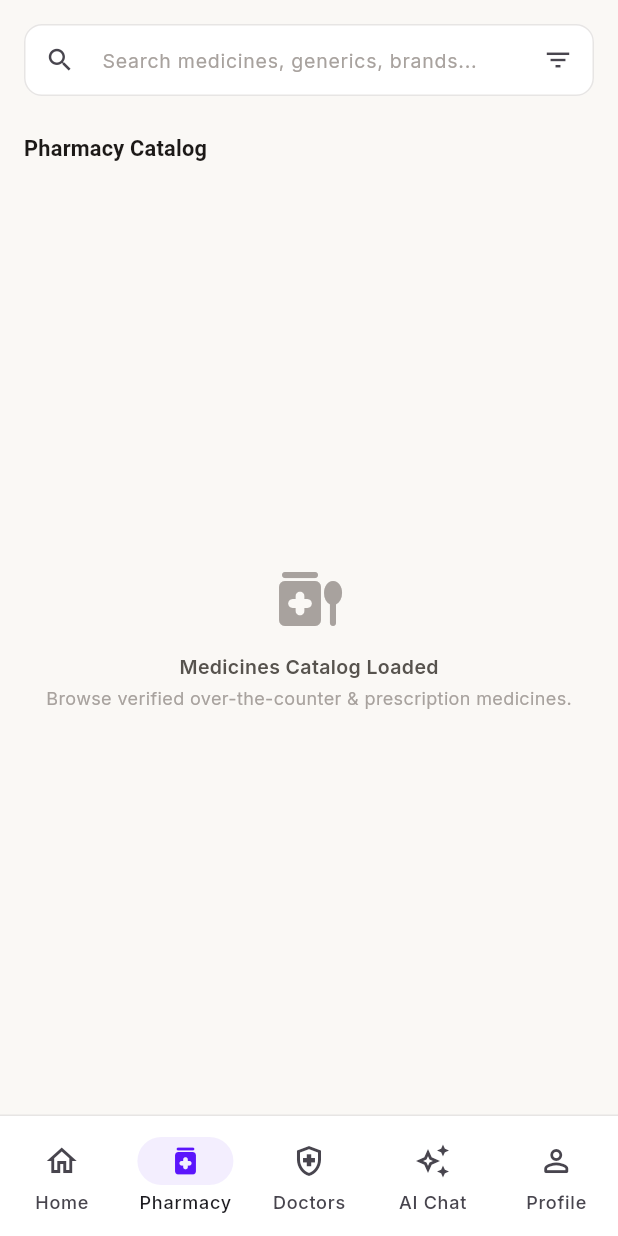
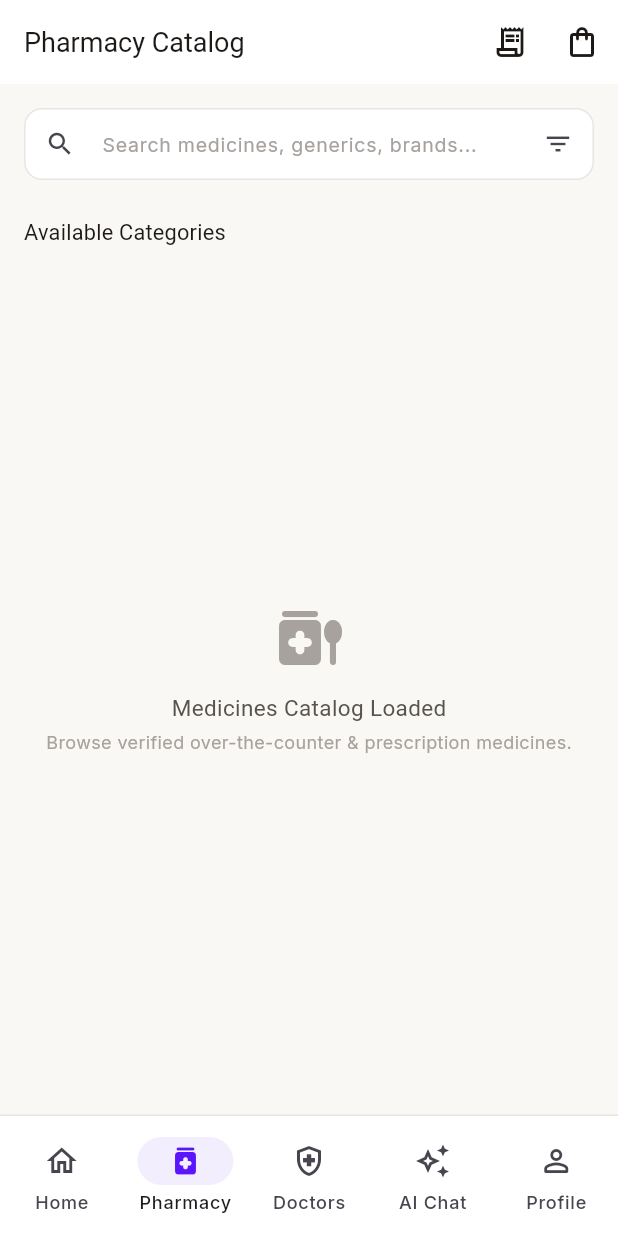
Before and after one commit to kaiumallimon/meditouch-reform, a Flutter app: the MedicinesScreen screen opened by its route, on a phone screen of 412 x 824 dp. Run offline on Flutter 3.47's test engine with Material 3 defaults, Android fonts, the phone set to English and light mode, and no system bars; our stand-ins replace dio, flutter_riverpod, flutter_secure_storage, flutter_svg, go_router, google_fonts; accounts and stored records are empty; Roboto replaces fonts that are missing (Young Serif); project files that could hold a hidden picture were left out.

Commit message:
Enhance DoctorsScreen and MedicinesScreen with AppBar and updated layouts for improved navigation and branding

```diff
--- a/lib/features/pharmacy/medicines/presentation/medicines_screen.dart
+++ b/lib/features/pharmacy/medicines/presentation/medicines_screen.dart
@@ -1,5 +1,8 @@
 import 'package:flutter/material.dart';
+import 'package:go_router/go_router.dart';
+import 'package:google_fonts/google_fonts.dart';
 import 'package:meditouch/core/constants/app_colors.dart';
+import 'package:meditouch/core/router/route_names.dart';
 
 class MedicinesScreen extends StatelessWidget {
   const MedicinesScreen({super.key});
@@ -7,6 +10,27 @@ class MedicinesScreen extends StatelessWidget {
   @override
   Widget build(BuildContext context) {
     return Scaffold(
+      appBar: AppBar(
+        title: Text(
+          'Pharmacy Catalog',
+          style: GoogleFonts.youngSerif(
+            fontSize: 18,
+            color: AppColors.textPrimary,
+          ),
+        ),
+        actions: [
+          IconButton(
+            icon: const Icon(Icons.receipt_long_outlined),
+            tooltip: 'Orders & Prescriptions',
+            onPressed: () => context.push(RouteNames.orders),
+          ),
+          IconButton(
+            icon: const Icon(Icons.shopping_bag_outlined),
+            tooltip: 'Cart',
+            onPressed: () => context.push(RouteNames.cart),
+          ),
+        ],
+      ),
       body: SafeArea(
         child: Padding(
           padding: const EdgeInsets.all(16.0),
@@ -25,10 +49,8 @@ class MedicinesScreen extends StatelessWidget {
               ),
               const SizedBox(height: 24),
               Text(
-                'Pharmacy Catalog',
-                style: Theme.of(context).textTheme.titleMedium?.copyWith(
-                      fontWeight: FontWeight.bold,
-                    ),
+                'Available Categories',
+                style: Theme.of(context).textTheme.titleMedium,
               ),
               const SizedBox(height: 12),
               Expanded(
@@ -36,16 +58,19 @@ class MedicinesScreen extends StatelessWidget {
                   child: Column(
                     mainAxisAlignment: MainAxisAlignment.center,
                     children: [
-                      Icon(Icons.medication_liquid_rounded, size: 48, color: AppColors.textMuted),
+                      const Icon(Icons.medication_liquid_rounded, size: 48, color: AppColors.textMuted),
                       const SizedBox(height: 12),
-                      const Text(
+                      Text(
                         'Medicines Catalog Loaded',
-                        style: TextStyle(fontWeight: FontWeight.w600, color: AppColors.textSecondary),
+                        style: GoogleFonts.youngSerif(
+                          fontSize: 15,
+                          color: AppColors.textSecondary,
+                        ),
                       ),
                       const SizedBox(height: 4),
-                      const Text(
+                      Text(
                         'Browse verified over-the-counter & prescription medicines.',
-                        style: TextStyle(fontSize: 12, color: AppColors.textMuted),
+                        style: GoogleFonts.inter(fontSize: 12, color: AppColors.textMuted),
                       ),
                     ],
                   ),
```
Also changed, not shown: lib/features/doctors/presentation/doctors_screen.dart (+29 -9 lines).
